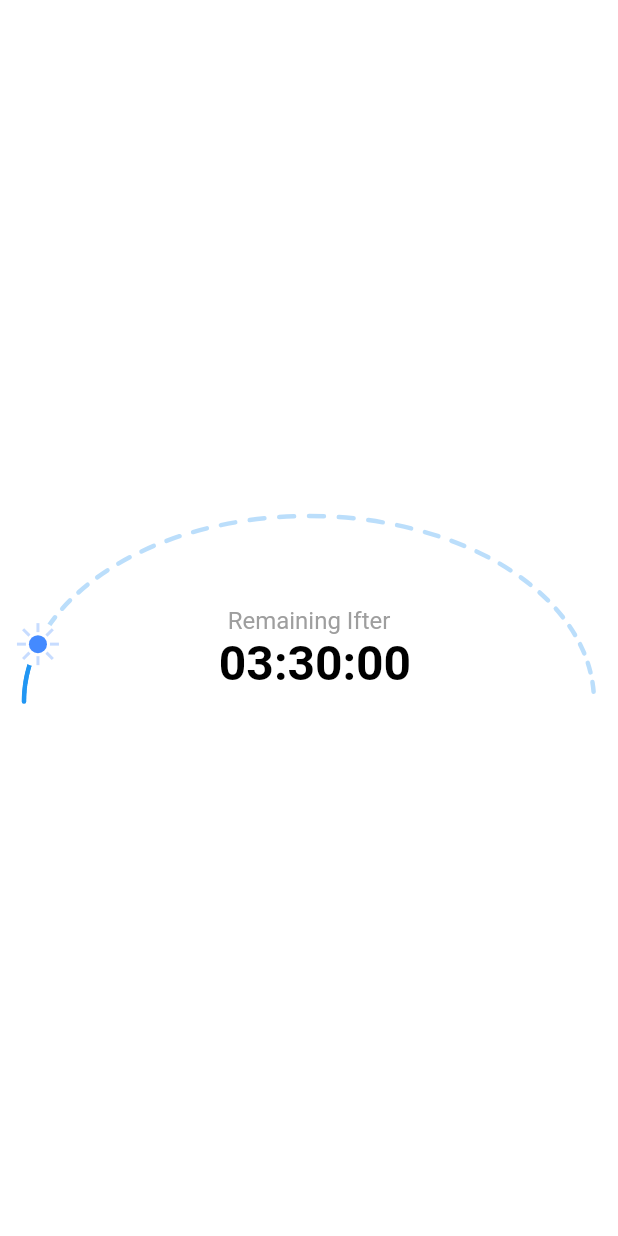
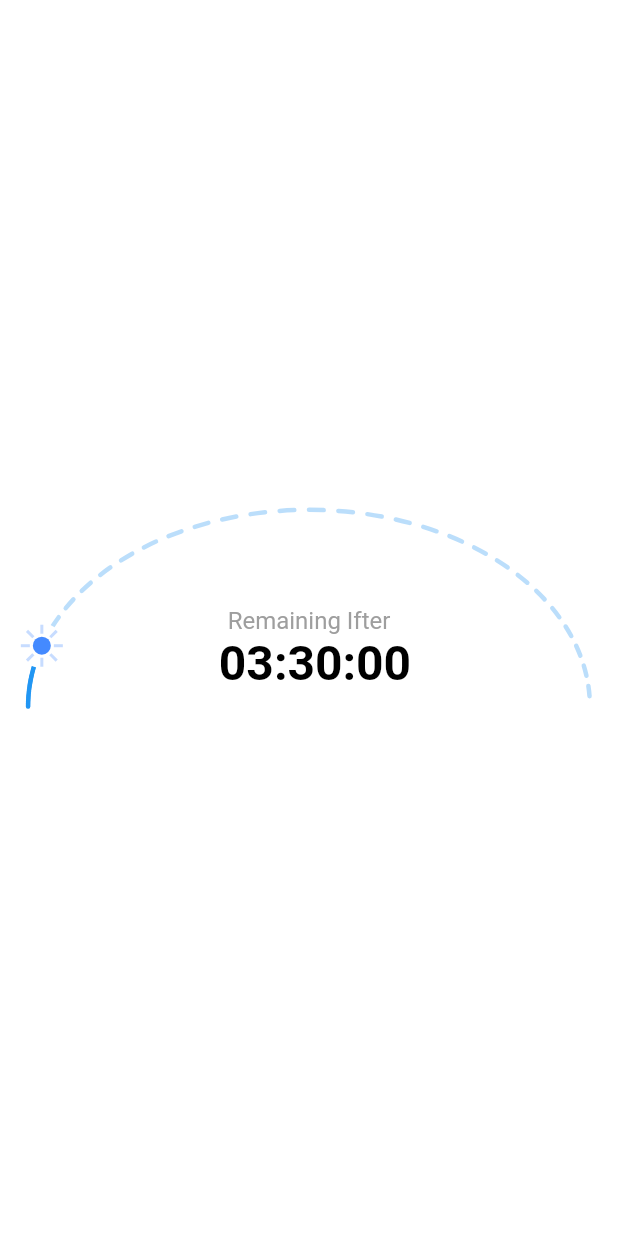
Before and after one commit to mehdihasan010/DashedOvalProgressBar, a Flutter app: the screen it shows after launch, on a phone screen of 412 x 824 dp. Run offline on Flutter 3.47's test engine with Material 3 defaults, Android fonts, the phone set to English and light mode, and no system bars.

Commit message:
Adjust progress bar dimensions for better responsiveness

```diff
--- a/lib/main.dart
+++ b/lib/main.dart
@@ -18,8 +18,8 @@ class MyApp extends StatelessWidget {
           padding: const EdgeInsets.all(8.0),
           child: Center(
             child: DashedOvalProgressBar(
-              width: MediaQuery.of(context).size.width,
-              height: MediaQuery.of(context).size.width * 0.33,
+              width: MediaQuery.of(context).size.width / 1.1,
+              height: MediaQuery.of(context).size.width * 0.35,
               progress: 10, // 60% progress
               foregroundColor: Colors.blue,
               backgroundColor: Colors.blue.shade100,
```
